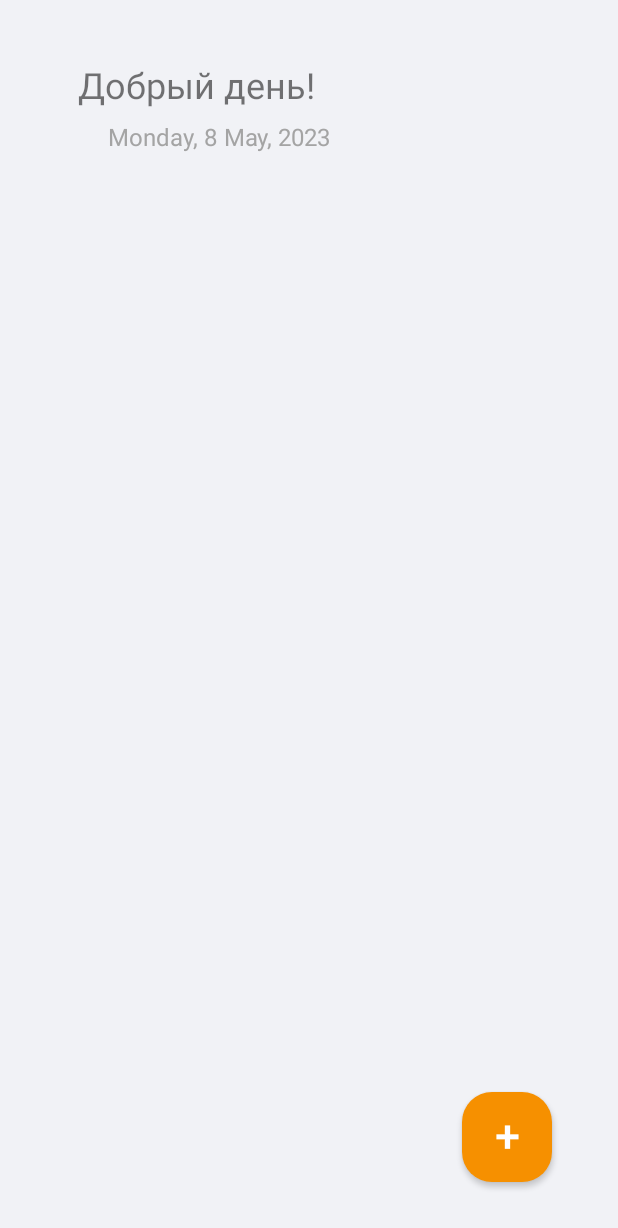
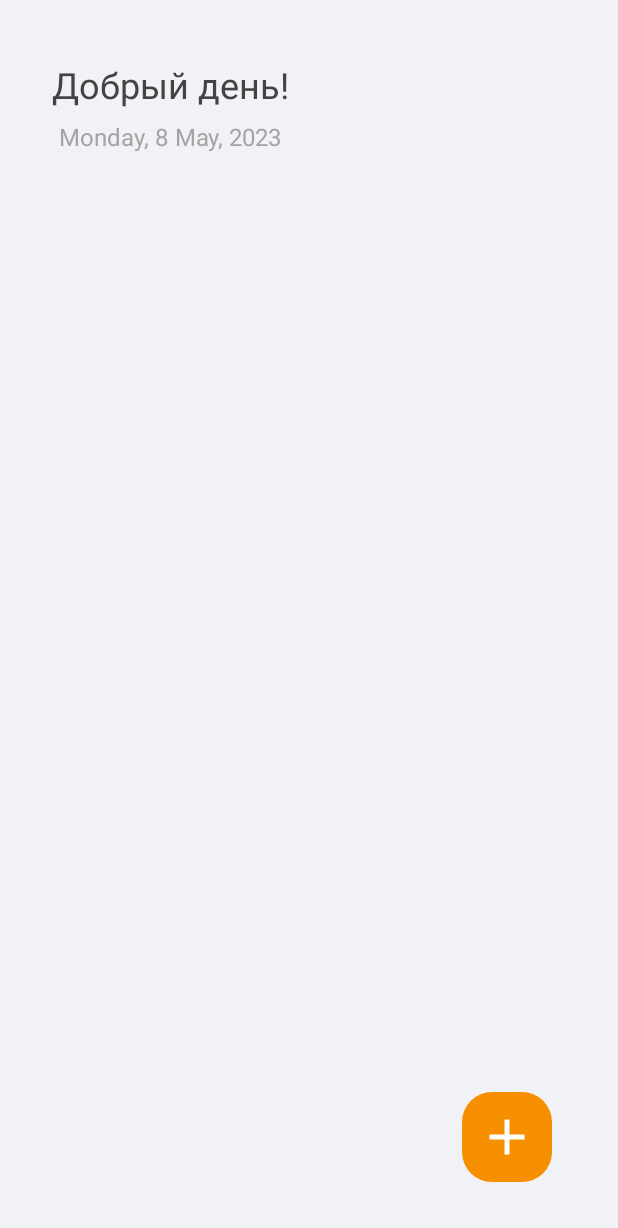
Before and after one commit to AlexValue/Goally, an Android app: the screen it shows after launch (MainActivity), on a phone screen of 412 x 824 dp. Shown: the top 1228 px of the screen. Run offline under Robolectric (Android 15) with nearby library versions, the phone set to English and light mode, and no system bars; our stand-ins replace Room's generated code.

Commit message:
Исправил вёрстку

```diff
--- a/app/src/main/java/com/example/mygoallyapp/MainActivity.kt
+++ b/app/src/main/java/com/example/mygoallyapp/MainActivity.kt
@@ -73,7 +73,7 @@ class MainActivity : AppCompatActivity() {
                     textView.text = goal.name
                     textView.id = goal.id
                     textView.gravity = Gravity.LEFT
-                    textView.setBackgroundResource(R.drawable.goal_item_background) // Используйте созданный фон
+                    textView.setBackgroundResource(R.drawable.goal_item_background)
                     textView.setTextColor(Color.BLACK)
                     textView.setPadding(
                         dpToPx(16f, context),
--- a/app/src/main/res/drawable/goal_item_background.xml
+++ b/app/src/main/res/drawable/goal_item_background.xml
@@ -1,5 +1,5 @@
 <?xml version="1.0" encoding="utf-8"?>
 <shape xmlns:android="http://schemas.android.com/apk/res/android">
     <solid android:color="#FFFFFF" />
-    <corners android:radius="8dp" />
+    <corners android:radius="10dp" />
 </shape>
--- /dev/null
+++ b/app/src/main/res/drawable/plus.xml
@@ -0,0 +1,10 @@
+<?xml version="1.0" encoding="utf-8"?>
+<vector xmlns:android="http://schemas.android.com/apk/res/android"
+    android:width="40dp"
+    android:height="40dp"
+    android:viewportWidth="24"
+    android:viewportHeight="24">
+    <path
+        android:fillColor="#FFFFFF"
+        android:pathData="M19,13H13v6H11v-6H5V11h6V5h2v6h6V13Z" />
+</vector>
--- a/app/src/main/res/layout/activity_main.xml
+++ b/app/src/main/res/layout/activity_main.xml
@@ -11,12 +11,12 @@
         android:id="@+id/goals"
         android:layout_width="167dp"
         android:layout_height="32dp"
+        android:layout_marginStart="30dp"
         android:layout_marginTop="40dp"
-        android:layout_marginEnd="150dp"
         android:gravity="center"
         android:text="@string/Hello"
+        android:textColor="#434343"
         android:textSize="24sp"
-        app:layout_constraintEnd_toEndOf="parent"
         app:layout_constraintStart_toStartOf="parent"
         app:layout_constraintTop_toTopOf="parent" />
 
@@ -25,19 +25,18 @@
         android:layout_width="wrap_content"
         android:layout_height="wrap_content"
         android:layout_marginTop="8dp"
-        android:layout_marginStart="30dp"
         android:textColor="#A4A4A4"
         android:textSize="16sp"
-        app:layout_constraintTop_toBottomOf="@+id/goals"
+        app:layout_constraintEnd_toEndOf="@+id/goals"
         app:layout_constraintStart_toStartOf="@+id/goals"
-        app:layout_constraintEnd_toEndOf="@+id/goals" />
+        app:layout_constraintTop_toBottomOf="@+id/goals" />
 
 
     <ScrollView
         android:id="@+id/listGoals"
         android:layout_width="match_parent"
         android:layout_height="match_parent"
-        android:layout_marginTop="120dp"
+        android:layout_marginTop="160dp"
         android:contentDescription="@string/DiscriptionZero"
         app:layout_constraintBottom_toBottomOf="parent"
         app:layout_constraintEnd_toEndOf="parent"
@@ -60,7 +59,7 @@
 <!--        app:layout_constraintEnd_toEndOf="parent"-->
 <!--        app:srcCompat="@android:drawable/ic_menu_add" />-->
 
-    <Button
+    <ImageButton
         android:id="@+id/my_button"
         android:layout_width="60dp"
         android:layout_height="60dp"
@@ -68,17 +67,13 @@
         android:layout_marginBottom="36dp"
         android:background="@drawable/my_button_background"
         android:contentDescription="@string/Discription"
-        android:gravity="center"
-        android:textSize="30sp"
-        android:textStyle="bold"
-        android:fontFamily="sans-serif-light"
-        android:text="+"
+        android:scaleType="center"
         android:onClick="GoToAddGoal"
-        android:textColor="#FFFFFF"
-        android:includeFontPadding="false"
         app:layout_constraintBottom_toBottomOf="parent"
         app:layout_constraintEnd_toEndOf="parent"
-        app:srcCompat="@android:drawable/ic_menu_add" />
+        app:srcCompat="@drawable/plus" />
+
+
 
 
 
```
